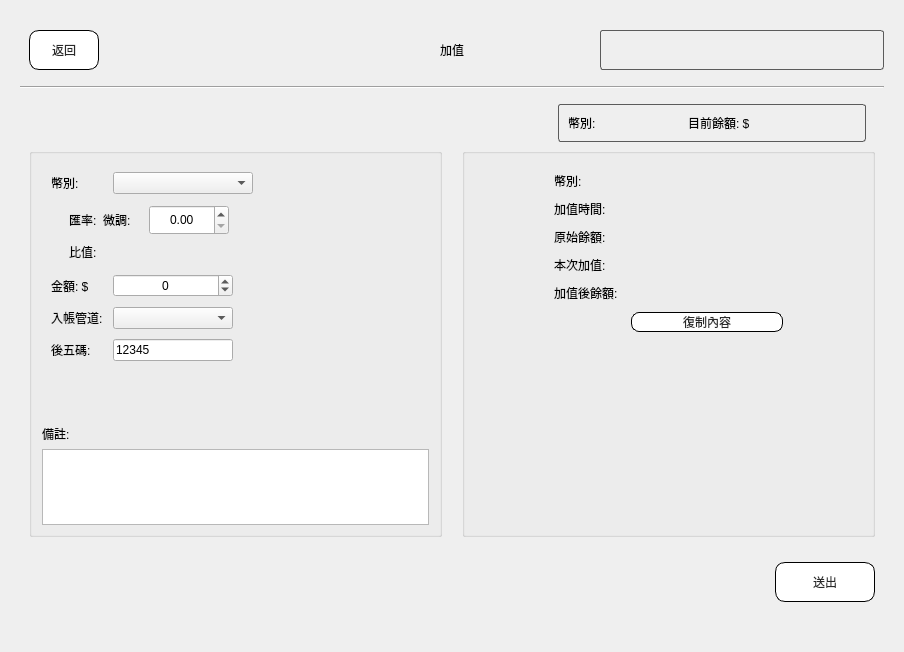
The window that src/AdbClient/StageCustomerService/LayerAddCost.ui (roger0816/Adb) describes before a commit, drawn with Qt 5.
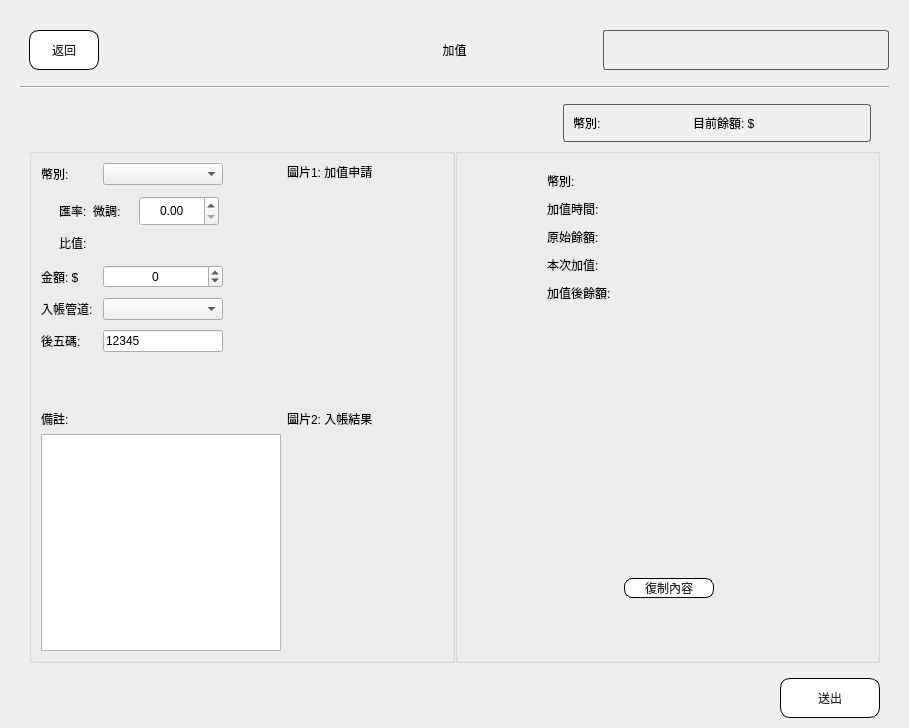
The same window after the commit. Custom widgets are drawn as their Qt base class.

What changed in the file:
```diff
--- a/src/AdbClient/StageCustomerService/LayerAddCost.ui
+++ b/src/AdbClient/StageCustomerService/LayerAddCost.ui
@@ -6,8 +6,8 @@
    <rect>
     <x>0</x>
     <y>0</y>
-    <width>904</width>
-    <height>652</height>
+    <width>909</width>
+    <height>728</height>
    </rect>
   </property>
   <property name="windowTitle">
@@ -45,7 +45,7 @@
        <number>20</number>
       </property>
       <property name="bottomMargin">
-       <number>40</number>
+       <number>10</number>
       </property>
       <item row="1" column="0">
        <widget class="Line" name="line">
@@ -167,8 +167,11 @@
             <property name="bottomMargin">
              <number>0</number>
             </property>
-            <property name="spacing">
-             <number>20</number>
+            <property name="horizontalSpacing">
+             <number>0</number>
+            </property>
+            <property name="verticalSpacing">
+             <number>10</number>
             </property>
             <item row="0" column="0">
              <widget class="QGroupBox" name="groupBox_7">
@@ -184,21 +187,27 @@
                 <height>16777215</height>
                </size>
               </property>
-              <layout class="QGridLayout" name="gridLayout_6">
-               <property name="leftMargin">
-                <number>10</number>
-               </property>
-               <property name="rightMargin">
-                <number>10</number>
-               </property>
+              <layout class="QGridLayout" name="gridLayout_6" rowstretch="1,1" columnstretch="1,1">
                <item row="0" column="0">
                 <widget class="QWidget" name="widget_10" native="true">
                  <property name="sizePolicy">
-                  <sizepolicy hsizetype="Fixed" vsizetype="Minimum">
+                  <sizepolicy hsizetype="Fixed" vsizetype="Preferred">
                    <horstretch>0</horstretch>
                    <verstretch>0</verstretch>
                   </sizepolicy>
                  </property>
+                 <property name="minimumSize">
+                  <size>
+                   <width>240</width>
+                   <height>0</height>
+                  </size>
+                 </property>
+                 <property name="maximumSize">
+                  <size>
+                   <width>240</width>
+                   <height>16777215</height>
+                  </size>
+                 </property>
                  <layout class="QFormLayout" name="formLayout">
                   <property name="horizontalSpacing">
                    <number>10</number>
@@ -206,6 +215,18 @@
                   <property name="verticalSpacing">
                    <number>10</number>
                   </property>
+                  <property name="leftMargin">
+                   <number>0</number>
+                  </property>
+                  <property name="topMargin">
+                   <number>0</number>
+                  </property>
+                  <property name="rightMargin">
+                   <number>0</number>
+                  </property>
+                  <property name="bottomMargin">
+                   <number>0</number>
+                  </property>
                   <item row="0" column="0">
                    <widget class="QLabel" name="label_5">
                     <property name="text">
@@ -217,30 +238,7 @@
                    <widget class="QComboBox" name="cbCurrency">
                     <property name="minimumSize">
                      <size>
-                      <width>140</width>
-                      <height>0</height>
-                     </size>
-                    </property>
-                    <property name="maximumSize">
-                     <size>
                       <width>120</width>
-                      <height>16777215</height>
-                     </size>
-                    </property>
-                   </widget>
-                  </item>
-                  <item row="3" column="0">
-                   <widget class="QLabel" name="label_6">
-                    <property name="text">
-                     <string>金額: $ </string>
-                    </property>
-                   </widget>
-                  </item>
-                  <item row="3" column="1">
-                   <widget class="QSpinBox" name="sb">
-                    <property name="minimumSize">
-                     <size>
-                      <width>120</width>
                       <height>0</height>
                      </size>
                     </property>
@@ -249,25 +247,6 @@
                       <width>120</width>
                       <height>16777215</height>
                      </size>
-                    </property>
-                    <property name="alignment">
-                     <set>Qt::AlignCenter</set>
-                    </property>
-                    <property name="prefix">
-                     <string/>
-                    </property>
-                    <property name="minimum">
-                     <number>-999999</number>
-                    </property>
-                    <property name="maximum">
-                     <number>999999</number>
-                    </property>
-                   </widget>
-                  </item>
-                  <item row="4" column="0">
-                   <widget class="QLabel" name="label_7">
-                    <property name="text">
-                     <string>入帳管道:</string>
                     </property>
                    </widget>
                   </item>
@@ -379,6 +358,48 @@
                     </layout>
                    </widget>
                   </item>
+                  <item row="3" column="0">
+                   <widget class="QLabel" name="label_6">
+                    <property name="text">
+                     <string>金額: $ </string>
+                    </property>
+                   </widget>
+                  </item>
+                  <item row="3" column="1">
+                   <widget class="QSpinBox" name="sb">
+                    <property name="minimumSize">
+                     <size>
+                      <width>120</width>
+                      <height>0</height>
+                     </size>
+                    </property>
+                    <property name="maximumSize">
+                     <size>
+                      <width>120</width>
+                      <height>16777215</height>
+                     </size>
+                    </property>
+                    <property name="alignment">
+                     <set>Qt::AlignCenter</set>
+                    </property>
+                    <property name="prefix">
+                     <string/>
+                    </property>
+                    <property name="minimum">
+                     <number>-999999</number>
+                    </property>
+                    <property name="maximum">
+                     <number>999999</number>
+                    </property>
+                   </widget>
+                  </item>
+                  <item row="4" column="0">
+                   <widget class="QLabel" name="label_7">
+                    <property name="text">
+                     <string>入帳管道:</string>
+                    </property>
+                   </widget>
+                  </item>
                   <item row="4" column="1">
                    <widget class="QComboBox" name="cbDebit">
                     <property name="minimumSize">
@@ -421,50 +442,76 @@
                     </property>
                    </widget>
                   </item>
-                  <item row="6" column="1">
-                   <spacer name="verticalSpacer">
-                    <property name="orientation">
-                     <enum>Qt::Vertical</enum>
-                    </property>
-                    <property name="sizeHint" stdset="0">
-                     <size>
-                      <width>20</width>
-                      <height>40</height>
-                     </size>
-                    </property>
-                   </spacer>
-                  </item>
                  </layout>
                 </widget>
                </item>
                <item row="0" column="1">
-                <widget class="ItemPic" name="wPic" native="true">
+                <widget class="QWidget" name="wP0" native="true">
+                 <property name="sizePolicy">
+                  <sizepolicy hsizetype="MinimumExpanding" vsizetype="Preferred">
+                   <horstretch>0</horstretch>
+                   <verstretch>0</verstretch>
+                  </sizepolicy>
+                 </property>
                  <property name="minimumSize">
                   <size>
                    <width>100</width>
                    <height>0</height>
                   </size>
                  </property>
+                 <layout class="QGridLayout" name="gridLayout_10">
+                  <property name="leftMargin">
+                   <number>0</number>
+                  </property>
+                  <property name="topMargin">
+                   <number>0</number>
+                  </property>
+                  <property name="rightMargin">
+                   <number>0</number>
+                  </property>
+                  <property name="bottomMargin">
+                   <number>0</number>
+                  </property>
+                  <property name="spacing">
+                   <number>0</number>
+                  </property>
+                  <item row="0" column="0">
+                   <widget class="QLabel" name="label_10">
+                    <property name="sizePolicy">
+                     <sizepolicy hsizetype="Preferred" vsizetype="Fixed">
+                      <horstretch>0</horstretch>
+                      <verstretch>0</verstretch>
+                     </sizepolicy>
+                    </property>
+                    <property name="text">
+                     <string>圖片1: 加值申請</string>
+                    </property>
+                   </widget>
+                  </item>
+                  <item row="1" column="0">
+                   <widget class="ItemPic" name="wPic0" native="true"/>
+                  </item>
+                 </layout>
                 </widget>
                </item>
-               <item row="1" column="0" colspan="2">
-                <widget class="QWidget" name="widget_8" native="true">
+               <item row="1" column="0">
+                <widget class="QWidget" name="widget_7" native="true">
                  <property name="sizePolicy">
-                  <sizepolicy hsizetype="Preferred" vsizetype="Preferred">
+                  <sizepolicy hsizetype="Fixed" vsizetype="Preferred">
                    <horstretch>0</horstretch>
                    <verstretch>0</verstretch>
                   </sizepolicy>
                  </property>
                  <property name="minimumSize">
                   <size>
-                   <width>0</width>
-                   <height>100</height>
+                   <width>240</width>
+                   <height>0</height>
                   </size>
                  </property>
                  <property name="maximumSize">
                   <size>
-                   <width>16777215</width>
-                   <height>140</height>
+                   <width>240</width>
+                   <height>16777215</height>
                   </size>
                  </property>
                  <layout class="QVBoxLayout" name="verticalLayout">
@@ -482,13 +529,69 @@
                   </property>
                   <item>
                    <widget class="QLabel" name="label_8">
+                    <property name="maximumSize">
+                     <size>
+                      <width>240</width>
+                      <height>16777215</height>
+                     </size>
+                    </property>
                     <property name="text">
                      <string>備註:</string>
                     </property>
                    </widget>
                   </item>
                   <item>
-                   <widget class="QTextEdit" name="txNote1"/>
+                   <widget class="QTextEdit" name="txNote0">
+                    <property name="maximumSize">
+                     <size>
+                      <width>240</width>
+                      <height>16777215</height>
+                     </size>
+                    </property>
+                   </widget>
+                  </item>
+                 </layout>
+                </widget>
+               </item>
+               <item row="1" column="1">
+                <widget class="QWidget" name="wPic_2" native="true">
+                 <property name="minimumSize">
+                  <size>
+                   <width>100</width>
+                   <height>0</height>
+                  </size>
+                 </property>
+                 <layout class="QVBoxLayout" name="verticalLayout_2">
+                  <property name="spacing">
+                   <number>0</number>
+                  </property>
+                  <property name="leftMargin">
+                   <number>0</number>
+                  </property>
+                  <property name="topMargin">
+                   <number>0</number>
+                  </property>
+                  <property name="rightMargin">
+                   <number>0</number>
+                  </property>
+                  <property name="bottomMargin">
+                   <number>0</number>
+                  </property>
+                  <item>
+                   <widget class="QLabel" name="label_11">
+                    <property name="sizePolicy">
+                     <sizepolicy hsizetype="Preferred" vsizetype="Fixed">
+                      <horstretch>0</horstretch>
+                      <verstretch>0</verstretch>
+                     </sizepolicy>
+                    </property>
+                    <property name="text">
+                     <string>圖片2: 入帳結果</string>
+                    </property>
+                   </widget>
+                  </item>
+                  <item>
+                   <widget class="ItemPic" name="wPic1" native="true"/>
                   </item>
                  </layout>
                 </widget>
@@ -596,8 +699,14 @@
                     </property>
                    </widget>
                   </item>
-                  <item row="5" column="1">
+                  <item row="6" column="1">
                    <widget class="QPushButton" name="btnCopy">
+                    <property name="maximumSize">
+                     <size>
+                      <width>90</width>
+                      <height>16777215</height>
+                     </size>
+                    </property>
                     <property name="styleSheet">
                      <string notr="true">QPushButton{
 font: 20px &quot;Microsoft JhengHei UI&quot;;
@@ -633,6 +742,19 @@
                     </property>
                    </widget>
                   </item>
+                  <item row="5" column="1">
+                   <spacer name="verticalSpacer">
+                    <property name="orientation">
+                     <enum>Qt::Vertical</enum>
+                    </property>
+                    <property name="sizeHint" stdset="0">
+                     <size>
+                      <width>20</width>
+                      <height>40</height>
+                     </size>
+                    </property>
+                   </spacer>
+                  </item>
                  </layout>
                 </widget>
                </item>
@@ -851,10 +973,22 @@
         <property name="minimumSize">
          <size>
           <width>0</width>
-          <height>60</height>
+          <height>40</height>
          </size>
         </property>
         <layout class="QHBoxLayout" name="horizontalLayout_8">
+         <property name="spacing">
+          <number>0</number>
+         </property>
+         <property name="leftMargin">
+          <number>0</number>
+         </property>
+         <property name="topMargin">
+          <number>0</number>
+         </property>
+         <property name="bottomMargin">
+          <number>0</number>
+         </property>
          <item>
           <spacer name="horizontalSpacer_6">
            <property name="orientation">
```
